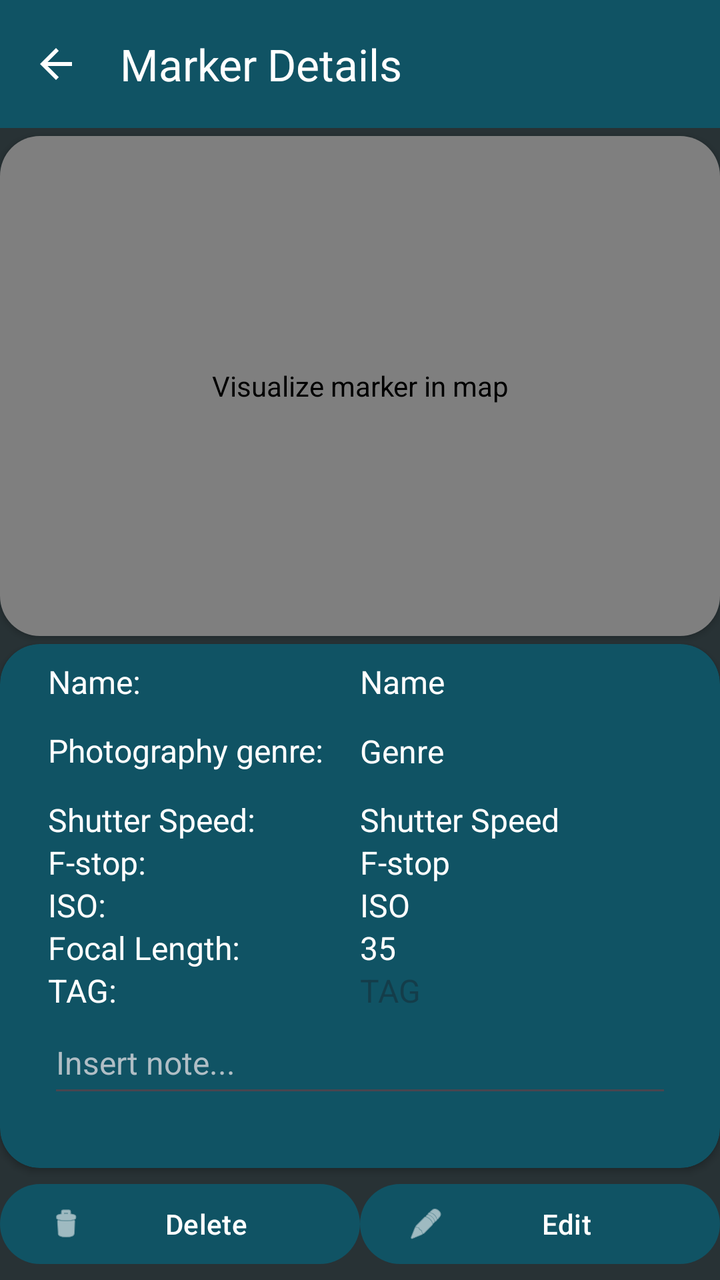
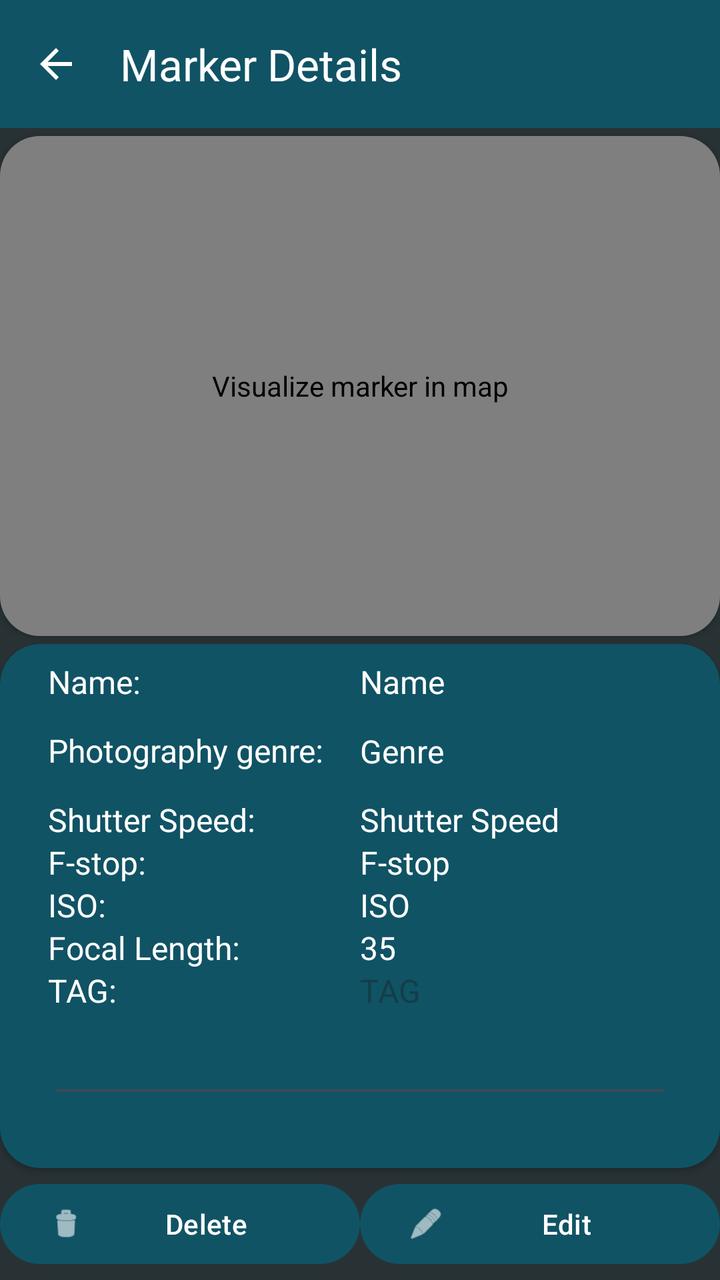

Screens rendered from an Android XML layout before and after an edit, with the pre-edit source and the edit as a unified diff.
<!-- AndroidManifest.xml: application theme Theme.PhotoReminder -->
<!-- res/layout/fragment_detail_photo.xml -->
<?xml version="1.0" encoding="utf-8"?>
<androidx.constraintlayout.widget.ConstraintLayout xmlns:android="http://schemas.android.com/apk/res/android"
    xmlns:app="http://schemas.android.com/apk/res-auto"
    xmlns:tools="http://schemas.android.com/tools"
    android:id="@+id/frameLayout5"
    android:layout_width="match_parent"
    android:layout_height="match_parent"
    android:background="@color/colorBackground"
    tools:context=".DetailPhotoFragment">

    <com.google.android.material.appbar.MaterialToolbar
        android:id="@+id/detailPhotoMarkerToolBar"
        android:layout_width="0dp"
        android:layout_height="wrap_content"
        android:background="@color/colorPrimary"
        android:minHeight="?attr/actionBarSize"
        android:theme="?attr/actionBarTheme"
        app:layout_constraintBottom_toBottomOf="parent"
        app:layout_constraintEnd_toEndOf="parent"
        app:layout_constraintStart_toStartOf="parent"
        app:layout_constraintTop_toTopOf="parent"
        app:layout_constraintVertical_bias="0.0"
        app:navigationIcon="?attr/homeAsUpIndicator"
        app:navigationIconTint="@color/white"
        app:title="Marker Details"
        app:titleTextColor="@color/white" />

    <androidx.cardview.widget.CardView
        android:id="@+id/CardMapView"
        android:layout_width="0dp"
        android:layout_height="250dp"
        android:layout_marginTop="4dp"
        android:background="@color/colorBackground"
        android:backgroundTint="@color/colorBackground"
        app:cardBackgroundColor="@color/colorBackground"
        app:cardCornerRadius="20dp"
        app:layout_constraintEnd_toEndOf="parent"
        app:layout_constraintStart_toStartOf="parent"
        app:layout_constraintTop_toBottomOf="@+id/detailPhotoMarkerToolBar">

        <androidx.constraintlayout.widget.ConstraintLayout
            android:layout_width="match_parent"
            android:layout_height="match_parent">

            <com.google.android.gms.maps.MapView
                android:id="@+id/markerDetailMapView"
                android:layout_width="0dp"
                android:layout_height="0dp"
                android:contentDescription="Visualize marker in map"
                app:circularflow_radiusInDP="20dp"
                app:layout_constraintBottom_toBottomOf="parent"
                app:layout_constraintEnd_toEndOf="parent"
                app:layout_constraintStart_toStartOf="parent"
                app:layout_constraintTop_toTopOf="parent"
                app:layout_constraintVertical_bias="0.0" />

        </androidx.constraintlayout.widget.ConstraintLayout>
    </androidx.cardview.widget.CardView>

    <Button
        android:id="@+id/deleteButton"
        android:layout_width="0dp"
        android:layout_height="wrap_content"
        android:layout_marginBottom="4dp"
        android:text="Delete"
        app:icon="@android:drawable/ic_menu_delete"
        app:layout_constraintBottom_toBottomOf="parent"
        app:layout_constraintEnd_toStartOf="@+id/editButton"
        app:layout_constraintHorizontal_bias="0.5"
        app:layout_constraintStart_toStartOf="parent" />

    <Button
        android:id="@+id/editButton"
        android:layout_width="0dp"
        android:layout_height="wrap_content"
        android:text="Edit"
        app:icon="@android:drawable/ic_menu_edit"
        app:layout_constraintBottom_toBottomOf="parent"
        app:layout_constraintEnd_toEndOf="parent"
        app:layout_constraintHorizontal_bias="0.5"
        app:layout_constraintStart_toEndOf="@+id/deleteButton"
        app:layout_constraintTop_toTopOf="@+id/deleteButton"
        app:layout_constraintVertical_bias="0.0" />

    <androidx.cardview.widget.CardView
        android:id="@+id/cardView"
        android:layout_width="0dp"
        android:layout_height="0dp"
        android:layout_marginTop="4dp"
        android:layout_marginBottom="4dp"
        app:cardBackgroundColor="@color/colorPrimary"
        app:cardCornerRadius="20dp"
        app:layout_constraintBottom_toTopOf="@+id/deleteButton"
        app:layout_constraintEnd_toEndOf="parent"
        app:layout_constraintStart_toStartOf="parent"
        app:layout_constraintTop_toBottomOf="@+id/CardMapView">

        <ScrollView
            android:layout_width="match_parent"
            android:layout_height="match_parent">

            <LinearLayout
                android:layout_width="match_parent"
                android:layout_height="wrap_content"
                android:divider="@android:color/transparent"
                android:dividerHeight="16dp"
                android:orientation="vertical"
                android:paddingTop="8dp"
                android:paddingBottom="8dp"
                android:showDividers="middle">

                
                <LinearLayout
                    android:layout_width="match_parent"
                    android:layout_height="match_parent"
                    android:layout_weight="2"
                    android:gravity="center_vertical"
                    android:orientation="horizontal">

                    <TextView
                        android:id="@+id/namePhotoTextView"
                        android:layout_width="0dp"
                        android:layout_height="wrap_content"
                        android:layout_marginStart="24dp"
                        android:layout_weight="1"
                        android:text="Name:"
                        android:textColor="@color/white"
                        android:textSize="16sp" />

                    <TextView
                        android:id="@+id/nameDetailFragmentTextView"
                        android:layout_width="0dp"
                        android:layout_height="wrap_content"
                        android:layout_marginEnd="24dp"
                        android:layout_weight="1"
                        android:text="Name"
                        android:textColor="@color/white"
                        android:textSize="16sp" />

                </LinearLayout>

                <LinearLayout
                    android:layout_width="match_parent"
                    android:layout_height="match_parent"
                    android:layout_weight="2"
                    android:gravity="center_vertical"
                    android:orientation="horizontal">

                    <TextView
                        android:layout_width="0dp"
                        android:layout_height="wrap_content"
                        android:layout_marginStart="24dp"
                        android:layout_weight="1"
                        android:text="Photography genre:"
                        android:textColor="@color/white"
                        android:textSize="16sp" />

                    <androidx.constraintlayout.widget.ConstraintLayout
                        android:layout_width="0dp"
                        android:layout_height="wrap_content"
                        android:layout_marginEnd="24dp"
                        android:layout_weight="1">

                        <ImageView
                            android:id="@+id/genreIconImageView"
                            android:layout_width="48dp"
                            android:layout_height="48dp"
                            app:layout_constraintBottom_toBottomOf="parent"
                            app:layout_constraintEnd_toEndOf="parent"
                            app:layout_constraintHorizontal_bias="1.0"
                            app:layout_constraintStart_toStartOf="parent"
                            app:layout_constraintTop_toTopOf="parent" />

                        <TextView
                            android:id="@+id/genreDetailFragmentTextView"
                            android:layout_width="0dp"
                            android:layout_height="wrap_content"
                            android:text="Genre"
                            android:textColor="@color/white"
                            android:textSize="16dp"
                            app:layout_constraintBottom_toBottomOf="parent"
                            app:layout_constraintEnd_toStartOf="@+id/genreIconImageView"
                            app:layout_constraintStart_toStartOf="parent"
                            app:layout_constraintTop_toTopOf="parent" />
                    </androidx.constraintlayout.widget.ConstraintLayout>


                </LinearLayout>

                
                <LinearLayout
                    android:layout_width="match_parent"
                    android:layout_height="match_parent"
                    android:layout_weight="2"
                    android:gravity="center_vertical"
                    android:orientation="horizontal">

                    <TextView
                        android:layout_width="0dp"
                        android:layout_height="wrap_content"
                        android:layout_marginStart="24dp"
                        android:layout_weight="1"
                        android:text="Shutter Speed:"
                        android:textColor="@color/white"
                        android:textSize="16sp" />

                    <TextView
                        android:id="@+id/shutterTextView"
                        android:layout_width="0dp"
                        android:layout_height="wrap_content"
                        android:layout_marginEnd="24dp"
                        android:layout_weight="1"
                        android:text="Shutter Speed"
                        android:textColor="@color/white"
                        android:textSize="16sp" />
                </LinearLayout>

                
                <LinearLayout
                    android:layout_width="match_parent"
                    android:layout_height="match_parent"
                    android:layout_weight="2"
                    android:gravity="center_vertical"
                    android:orientation="horizontal">

                    <TextView
                        android:layout_width="0dp"
                        android:layout_height="wrap_content"
                        android:layout_marginStart="24dp"
                        android:layout_weight="1"
                        android:text="F-stop:"
                        android:textColor="@color/white"
                        android:textSize="16sp" />

                    <TextView
                        android:id="@+id/fStopDetailFragmentTextView"
                        android:layout_width="0dp"
                        android:layout_height="wrap_content"
                        android:layout_marginEnd="24dp"
                        android:layout_weight="1"
                        android:text="F-stop"
                        android:textColor="@color/white"
                        android:textSize="16sp" />

                </LinearLayout>

                
                <LinearLayout
                    android:layout_width="match_parent"
                    android:layout_height="match_parent"
                    android:layout_weight="2"
                    android:gravity="center_vertical"
                    android:orientation="horizontal">

                    <TextView
                        android:layout_width="0dp"
                        android:layout_height="wrap_content"
                        android:layout_marginStart="24dp"
                        android:layout_weight="1"
                        android:text="ISO:"
                        android:textColor="@color/white"
                        android:textSize="16sp" />

                    <TextView
                        android:id="@+id/isoDetailFragmentTextView"
                        android:layout_width="0dp"
                        android:layout_height="wrap_content"
                        android:layout_marginEnd="24dp"
                        android:layout_weight="1"
                        android:text="ISO"
                        android:textColor="@color/white"
                        android:textSize="16sp" />

                </LinearLayout>

                
                <LinearLayout
                    android:layout_width="match_parent"
                    android:layout_height="match_parent"
                    android:layout_weight="2"
                    android:gravity="center_vertical"
                    android:orientation="horizontal">

                    <TextView
                        android:layout_width="0dp"
                        android:layout_height="wrap_content"
                        android:layout_marginStart="24dp"
                        android:layout_weight="1"
                        android:text="Focal Length:"
                        android:textColor="@color/white"
                        android:textSize="16sp" />

                    <TextView
                        android:id="@+id/focalLenDetailFragmentTextView"
                        android:layout_width="0dp"
                        android:layout_height="wrap_content"
                        android:layout_marginEnd="24dp"
                        android:layout_weight="1"
                        android:text="35"
                        android:textColor="@color/white"
                        android:textSize="16sp" />

                </LinearLayout>

                
                <LinearLayout
                    android:layout_width="match_parent"
                    android:layout_height="match_parent"
                    android:layout_weight="2"
                    android:gravity="center_vertical"
                    android:orientation="horizontal">

                    <TextView
                        android:layout_width="0dp"
                        android:layout_height="wrap_content"
                        android:layout_marginStart="24dp"
                        android:layout_weight="1"
                        android:text="TAG:"
                        android:textColor="@color/white"
                        android:textSize="16sp" />

                    <TextView
                        android:id="@+id/tagDetailFragmentTextView"
                        android:layout_width="0dp"
                        android:layout_height="wrap_content"
                        android:layout_marginEnd="24dp"
                        android:layout_weight="1"
                        android:hint="TAG"
                        android:textColor="@color/white"
                        android:textSize="16sp" />

                </LinearLayout>

                
                <EditText
                    android:id="@+id/noteEditText"
                    android:layout_width="match_parent"
                    android:layout_height="wrap_content"
                    android:layout_marginStart="24dp"
                    android:layout_marginEnd="24dp"
                    android:editable="false"
                    android:hint="Insert note..."
                    android:inputType="textMultiLine"
                    android:maxLines="6"
                    android:minHeight="48dp"
                    android:scrollbars="vertical"
                    android:textColor="@color/white"
                    android:textColorHint="#B0BEC5"
                    android:textSize="16sp" />

                <androidx.recyclerview.widget.RecyclerView
                    android:id="@+id/thumbRecyclerView"
                    android:layout_width="match_parent"
                    android:layout_height="wrap_content"
                    android:orientation="horizontal"
                    android:scrollbars="horizontal" />

            </LinearLayout>
        </ScrollView>
    </androidx.cardview.widget.CardView>

</androidx.constraintlayout.widget.ConstraintLayout>
<!-- resources referenced by this layout -->
<resources>
  <color name="colorBackground">#283235</color>
  <color name="colorPrimary">#105364</color>
  <color name="white">#FFFFFF</color>
  <style name="Theme.PhotoReminder" parent="Base.Theme.PhotoReminder" />
  <style name="Base.Theme.PhotoReminder" parent="Theme.Material3.DayNight.NoActionBar">
          
  
         <item name="colorPrimary">@color/colorPrimary</item>
          <item name="colorOnPrimary">@color/colorOnPrimary</item>
          <item name="android:textColorPrimary">@color/colorOnPrimary</item>
          <item name="colorPrimaryDark">@color/colorPrimaryDark</item>
          <item name="android:navigationBarColor">@color/colorPrimaryDark</item>
          <item name="android:statusBarColor">@color/colorPrimaryDark</item>
          
             <item name="cardBackgroundColor">@color/colorPrimary</item>
             <item name="android:windowBackground">@drawable/background</item>
  
         </style>
  <color name="colorOnPrimary">#FFFFFF</color>
  <color name="colorPrimaryDark">#093845</color>
  <!-- drawable background: jpg bitmap (drawable, 935019 bytes) -->
</resources>

<!-- the commit's change to res/layout/fragment_detail_photo.xml (unified diff, before → after) -->
@@ -38,23 +38,13 @@
         app:layout_constraintStart_toStartOf="parent"
         app:layout_constraintTop_toBottomOf="@+id/detailPhotoMarkerToolBar">
 
-        <androidx.constraintlayout.widget.ConstraintLayout
+        <com.google.android.gms.maps.MapView
+            android:id="@+id/markerDetailMapView"
             android:layout_width="match_parent"
-            android:layout_height="match_parent">
-
-            <com.google.android.gms.maps.MapView
-                android:id="@+id/markerDetailMapView"
-                android:layout_width="0dp"
-                android:layout_height="0dp"
-                android:contentDescription="Visualize marker in map"
-                app:circularflow_radiusInDP="20dp"
-                app:layout_constraintBottom_toBottomOf="parent"
-                app:layout_constraintEnd_toEndOf="parent"
-                app:layout_constraintStart_toStartOf="parent"
-                app:layout_constraintTop_toTopOf="parent"
-                app:layout_constraintVertical_bias="0.0" />
-
-        </androidx.constraintlayout.widget.ConstraintLayout>
+            android:layout_height="match_parent"
+            android:contentDescription="Visualize marker in map"
+            app:circularflow_radiusInDP="20dp" />
+
     </androidx.cardview.widget.CardView>
 
     <Button
@@ -339,7 +329,6 @@
                     android:layout_marginStart="24dp"
                     android:layout_marginEnd="24dp"
                     android:editable="false"
-                    android:hint="Insert note..."
                     android:inputType="textMultiLine"
                     android:maxLines="6"
                     android:minHeight="48dp"
